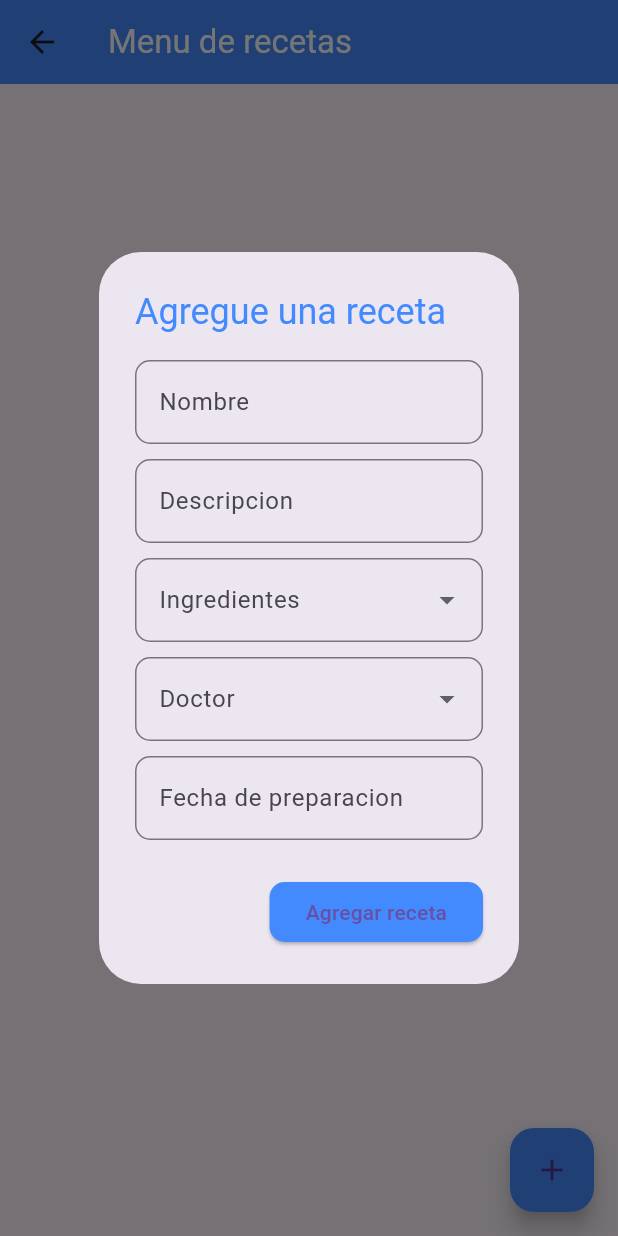
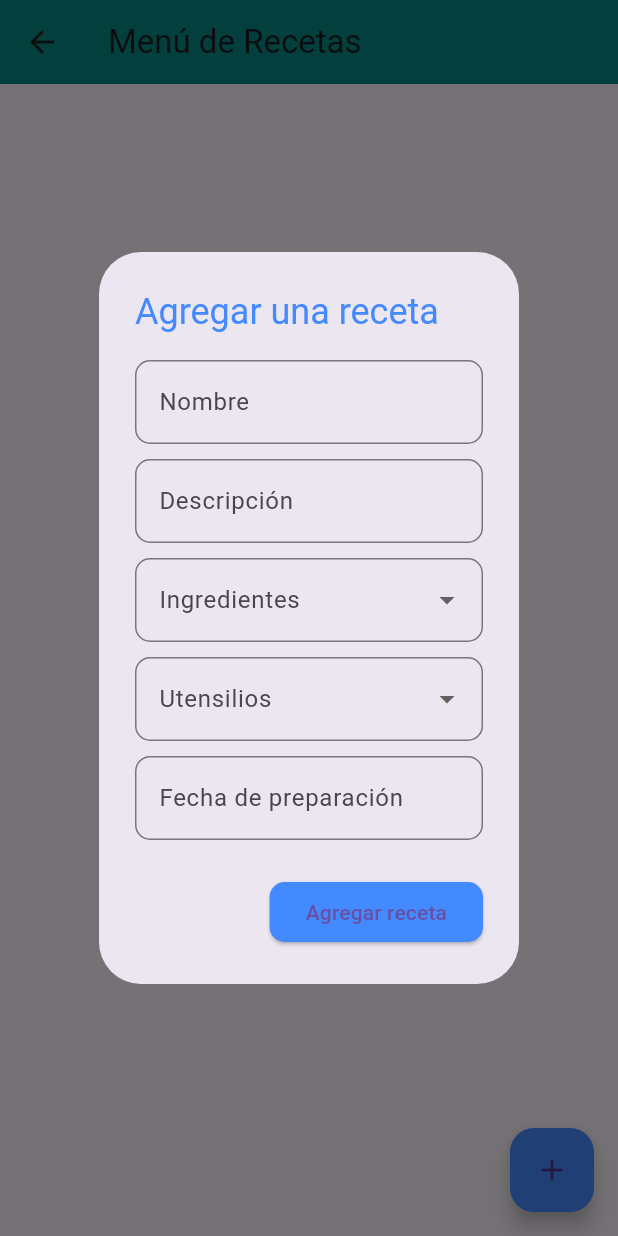
Before and after one commit to Progra-Movil-917/Examen2_617111397, a Flutter app: the HomePage screen opened by its route, after a tap on the "add" icon, on a phone screen of 412 x 824 dp. Run offline on Flutter 3.47's test engine with Material 3 defaults, Android fonts, the phone set to English and light mode, and no system bars; our stand-ins replace cloud_firestore, firebase_auth, firebase_core; accounts and stored records are empty.

Commit message:
Estilo en pantalla home

```diff
--- a/lib/pages/home_page.dart
+++ b/lib/pages/home_page.dart
@@ -18,8 +18,8 @@ class _HomePageState extends State<HomePage> {
   String? selectedCenter;
   String? selectedDoctor;
 
-  final List<String> ingredientes = ["Huevo", "Harina", "Manteca","Leche","Carne","Pollo"];
-  final List<String> utencilios = ["Cuchillo", "Cuchara",""];
+  final List<String> ingredientes = ["Huevo", "Harina", "Manteca", "Leche", "Carne", "Pollo"];
+  final List<String> utencilios = ["Cuchillo", "Cuchara", "Cucharon"];
 
   void openNotes({String? docID, Map<String, dynamic>? existingData}) {
     if (existingData != null) {
@@ -39,80 +39,80 @@ class _HomePageState extends State<HomePage> {
     showDialog(
       context: context,
       builder: (context) => AlertDialog(
-        title: Text('Agregue una receta', style: TextStyle(color: Colors.blueAccent)),
-        content: Column(
+        title: Text('Agregar una receta', style: TextStyle(color: Colors.blueAccent)),
+        content: SingleChildScrollView(
+          child: Column(
             mainAxisSize: MainAxisSize.min,
             children: [
-            TextField(
+              TextFormField(
                 controller: nameController,
                 decoration: InputDecoration(
                   labelText: 'Nombre',
                   border: OutlineInputBorder(
                     borderRadius: BorderRadius.circular(10),
+                    borderSide: BorderSide(color: Colors.blueAccent),
                   ),
                 ),
               ),
               SizedBox(height: 10),
-            TextField(
+              TextFormField(
                 controller: noteController,
                 decoration: InputDecoration(
-                labelText: 'Descripcion',
+                  labelText: 'Descripción',
                   border: OutlineInputBorder(
                     borderRadius: BorderRadius.circular(10),
+                    borderSide: BorderSide(color: Colors.blueAccent),
                   ),
                 ),
               ),
               SizedBox(height: 10),
               DropdownButtonFormField<String>(
                 value: selectedCenter,
-              decoration: InputDecoration(
-                labelText: 'Ingredientes',
-                border: OutlineInputBorder(
-                  borderRadius: BorderRadius.circular(10),
-                ),
-              ),
+                onChanged: (value) {
+                  setState(() {
+                    selectedCenter = value;
+                  });
+                },
                 items: ingredientes.map((center) {
                   return DropdownMenuItem<String>(
                     value: center,
                     child: Text(center),
                   );
                 }).toList(),
-              onChanged: (value) {
-                setState(() {
-                  selectedCenter = value;
-                });
-              },
+                decoration: InputDecoration(
+                  labelText: 'Ingredientes',
+                  border: OutlineInputBorder(
+                    borderRadius: BorderRadius.circular(10),
+                    borderSide: BorderSide(color: Colors.blueAccent),
+                  ),
+                ),
               ),
               SizedBox(height: 10),
               DropdownButtonFormField<String>(
                 value: selectedDoctor,
-              decoration: InputDecoration(
-                labelText: 'Doctor',
-                border: OutlineInputBorder(
-                  borderRadius: BorderRadius.circular(10),
-                ),
-              ),
+                onChanged: (value) {
+                  setState(() {
+                    selectedDoctor = value;
+                  });
+                },
                 items: utencilios.map((doctor) {
                   return DropdownMenuItem<String>(
                     value: doctor,
                     child: Text(doctor),
                   );
                 }).toList(),
-              onChanged: (value) {
-                setState(() {
-                  selectedDoctor = value;
-                });
-              },
+                decoration: InputDecoration(
+                  labelText: 'Utensilios',
+                  border: OutlineInputBorder(
+                    borderRadius: BorderRadius.circular(10),
+                    borderSide: BorderSide(color: Colors.blueAccent),
+                  ),
+                ),
               ),
               SizedBox(height: 10),
-            TextField(
+              TextFormField(
                 controller: dateController,
-              decoration: InputDecoration(
-                labelText: 'Fecha de preparacion',
-                border: OutlineInputBorder(
-                  borderRadius: BorderRadius.circular(10),
-                ),
-              ),
+                readOnly: true,
                 onTap: () async {
                   DateTime? pickedDate = await showDatePicker(
                     context: context,
@@ -126,8 +126,16 @@ class _HomePageState extends State<HomePage> {
                     });
                   }
                 },
+                decoration: InputDecoration(
+                  labelText: 'Fecha de preparación',
+                  border: OutlineInputBorder(
+                    borderRadius: BorderRadius.circular(10),
+                    borderSide: BorderSide(color: Colors.blueAccent),
+                  ),
+                ),
               ),
             ],
+          ),
         ),
         actions: [
           ElevatedButton(
@@ -170,13 +178,13 @@ class _HomePageState extends State<HomePage> {
   Widget build(BuildContext context) {
     return Scaffold(
       appBar: AppBar(
-        title: const Text('Menu de recetas', style: TextStyle(color: Colors.white)),
-        backgroundColor: Colors.blueAccent,
+        title: Text('Menú de Recetas'),
+        backgroundColor: Color.fromARGB(255, 6, 138, 131),
       ),
       floatingActionButton: FloatingActionButton(
         onPressed: openNotes,
         backgroundColor: Colors.blueAccent,
-        child: const Icon(Icons.add),
+        child: Icon(Icons.add),
       ),
       body: StreamBuilder<QuerySnapshot>(
         stream: firestoreService.getNotesStream(),
@@ -193,20 +201,28 @@ class _HomePageState extends State<HomePage> {
                 Map<String, dynamic> data = document.data() as Map<String, dynamic>;
 
                 return Card(
-                  margin: const EdgeInsets.symmetric(horizontal: 10, vertical: 5),
+                  margin: EdgeInsets.symmetric(horizontal: 10, vertical: 5),
                   elevation: 3,
                   shape: RoundedRectangleBorder(
                     borderRadius: BorderRadius.circular(10),
                   ),
                   child: ListTile(
-                    title: Text(data['name']),
+                    title: Text(
+                      data['name'],
+                      style: TextStyle(fontSize: 18, fontWeight: FontWeight.bold),
+                    ),
                     subtitle: Column(
                       crossAxisAlignment: CrossAxisAlignment.start,
                       children: [
+                        SizedBox(height: 8),
                         Text('Ingredientes: ${data['center']}'),
-                        Text('Doctor: ${data['doctor']}'),
-                        Text('Fecha de preparacion: ${data['date']}'),
-                        Text('Descripcion: ${data['note']}'),
+                        SizedBox(height: 4),
+                        Text('Utensilios: ${data['doctor']}'),
+                        SizedBox(height: 4),
+                        Text('Fecha de preparación: ${data['date']}'),
+                        SizedBox(height: 4),
+                        Text('Descripción: ${data['note']}'),
+                        SizedBox(height: 8),
                       ],
                     ),
                     trailing: Row(
@@ -214,11 +230,11 @@ class _HomePageState extends State<HomePage> {
                       children: [
                         IconButton(
                           onPressed: () => openNotes(docID: docID, existingData: data),
-                          icon: const Icon(Icons.edit, color: Colors.blueAccent),
+                          icon: Icon(Icons.edit, color: Colors.blueAccent),
                         ),
                         IconButton(
                           onPressed: () => firestoreService.deleteNotes(docID),
-                          icon: const Icon(Icons.delete, color: Colors.redAccent),
+                          icon: Icon(Icons.delete, color: Colors.redAccent),
                         ),
                       ],
                     ),
@@ -227,8 +243,8 @@ class _HomePageState extends State<HomePage> {
               },
             );
           } else {
-            return const Center(
-              child: Text("Sin citas", style: TextStyle(fontSize: 18)),
+            return Center(
+              child: Text("Sin recetas", style: TextStyle(fontSize: 18)),
             );
           }
         },
--- a/lib/pages/login.dart
+++ b/lib/pages/login.dart
@@ -99,7 +99,7 @@ class _LoginScreenState extends State<LoginScreen> {
               children: <Widget>[
                 const SizedBox(height: 20),
                 Text(
-                  'Welcome Back!',
+                  'Bienvenido de nuevo!',
                   style: TextStyle(
                     fontSize: 24,
                     fontWeight: FontWeight.bold,
--- a/lib/services/firestore.dart
+++ b/lib/services/firestore.dart
@@ -2,7 +2,7 @@ import 'package:cloud_firestore/cloud_firestore.dart';
 
 class FirestoreService {
   final CollectionReference notes = FirebaseFirestore.instance.collection('notes');
-  final CollectionReference users = FirebaseFirestore.instance.collection('users'); // Nueva colección para usuarios
+  final CollectionReference users = FirebaseFirestore.instance.collection('users');
 
   Future<void> addNote({
     required Map<String, dynamic> noteData,
```
Also changed, not shown: lib/pages/create_user.dart (+56 -13 lines). Lines whose indentation alone changed are shown as unchanged.
